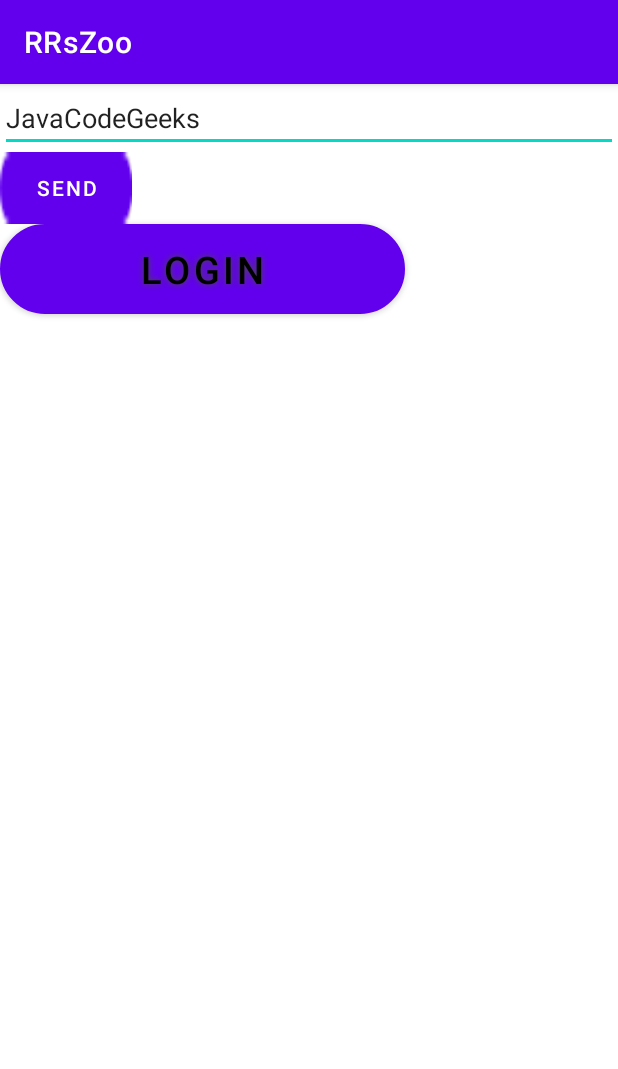
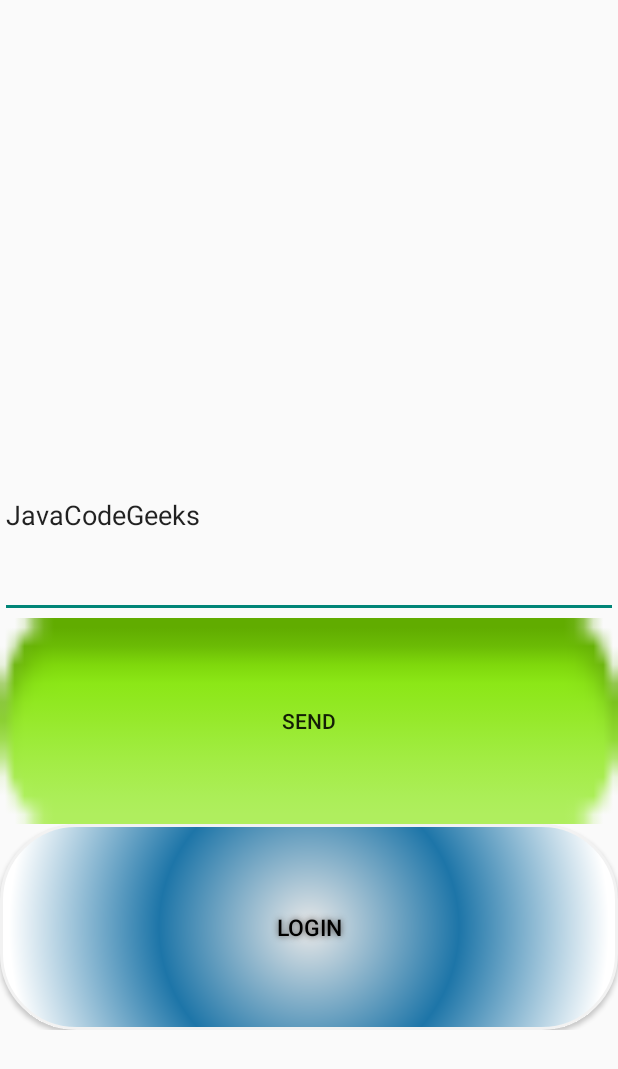
Before and after one commit to roisusi/Android1-HIT-Project, an Android app: the screen it shows after launch (MainActivity), on a phone screen of 412 x 824 dp. Shown: the top 1069 px of the screen. Run offline under Robolectric (Android 15) with nearby library versions, the phone set to English and light mode, and no system bars.

Commit message:
fix  themes to show

```diff
--- a/RRsZoo/app/build.gradle
+++ b/RRsZoo/app/build.gradle
@@ -31,9 +31,10 @@ android {
 dependencies {
 
     implementation 'androidx.appcompat:appcompat:1.2.0'
-    implementation 'com.google.android.material:material:1.2.1'
+    implementation 'com.google.android.material:material:1.3.0'
     implementation 'androidx.constraintlayout:constraintlayout:2.0.4'
-    testImplementation 'junit:junit:4.+'
+    implementation 'com.android.support.constraint:constraint-layout:2.0.4'
+    testImplementation 'junit:junit:4.13.2'
     androidTestImplementation 'androidx.test.ext:junit:1.1.2'
     androidTestImplementation 'androidx.test.espresso:espresso-core:3.3.0'
 }
--- a/RRsZoo/app/src/main/res/layout/activity_main.xml
+++ b/RRsZoo/app/src/main/res/layout/activity_main.xml
@@ -3,38 +3,76 @@
     xmlns:app="http://schemas.android.com/apk/res-auto"
     android:layout_width="fill_parent"
     android:layout_height="fill_parent"
-    android:orientation="vertical" >
+    android:orientation="vertical"
+    android:tooltipText="">
+
+    <LinearLayout
+        android:layout_width="match_parent"
+        android:layout_height="match_parent"
+        android:layout_weight="1"
+        android:orientation="vertical"></LinearLayout>
+
+    <LinearLayout
+        android:layout_width="match_parent"
+        android:layout_height="match_parent"
+        android:layout_weight="1"
+        android:orientation="vertical"></LinearLayout>
+
+    <LinearLayout
+        android:layout_width="match_parent"
+        android:layout_height="match_parent"
+        android:layout_weight="1"
+        android:orientation="vertical">
 
         <EditText
             android:id="@+id/EditText01"
             android:layout_width="fill_parent"
-        android:layout_height="wrap_content"
-        android:text="JavaCodeGeeks" >
-    </EditText>
+            android:layout_height="match_parent"
+            android:text="JavaCodeGeeks"></EditText>
+    </LinearLayout>
+
+    <LinearLayout
+        android:layout_width="match_parent"
+        android:layout_height="match_parent"
+        android:layout_weight="1"
+        android:orientation="vertical">
 
         <Button
-        android:id="@+id/myButton"
-        android:layout_width="wrap_content"
-        android:layout_height="wrap_content"
+            android:id="@+id/send"
+            android:layout_width="match_parent"
+            android:layout_height="match_parent"
             android:background="@android:drawable/button_onoff_indicator_on"
             android:onClick="onClick"
             android:text="Send"></Button>
+    </LinearLayout>
+
+    <LinearLayout
+        android:layout_width="match_parent"
+        android:layout_height="match_parent"
+        android:layout_weight="1"
+        android:orientation="vertical">
 
         <Button
-        android:id="@+id/angry_btn"
-
-        android:layout_width="270dp"
-        android:layout_height="60dp"
+            android:id="@+id/login"
+            android:layout_width="match_parent"
+            android:layout_height="match_parent"
             android:background="@drawable/buttonshape"
-
             android:shadowColor="#474747"
             android:shadowDx="0"
             android:shadowDy="0"
             android:shadowRadius="5"
             android:text="Login"
             android:textColor="@color/black"
-        android:textSize="25.sp" />
+            android:textSize="15dp" />
+    </LinearLayout>
 
+    <LinearLayout
+        android:layout_width="match_parent"
+        android:layout_height="match_parent"
+        android:layout_weight="1"
+        android:orientation="vertical">
+
+    </LinearLayout>
 
 
 </LinearLayout>
--- a/RRsZoo/app/src/main/res/values/themes.xml
+++ b/RRsZoo/app/src/main/res/values/themes.xml
@@ -1,6 +1,6 @@
 <resources xmlns:tools="http://schemas.android.com/tools">
     <!-- Base application theme. -->
-    <style name="Theme.RRsZoo" parent="Theme.MaterialComponents.DayNight.DarkActionBar">
+    <style name="Theme.RRsZoo" parent="Theme.AppCompat.DayNight.NoActionBar">
         <!-- Primary brand color. -->
         <item name="colorPrimary">@color/purple_500</item>
         <item name="colorPrimaryVariant">@color/purple_700</item>
--- a/RRsZoo/build.gradle
+++ b/RRsZoo/build.gradle
@@ -5,7 +5,8 @@ buildscript {
         jcenter()
     }
     dependencies {
-        classpath "com.android.tools.build:gradle:4.1.1"
+        classpath 'com.android.tools.build:gradle:4.1.2'
+
 
         // NOTE: Do not place your application dependencies here; they belong
         // in the individual module build.gradle files
```
Also changed, not shown: RRsZoo/gradle/wrapper/gradle-wrapper.properties. Lines whose indentation alone changed are shown as unchanged.
